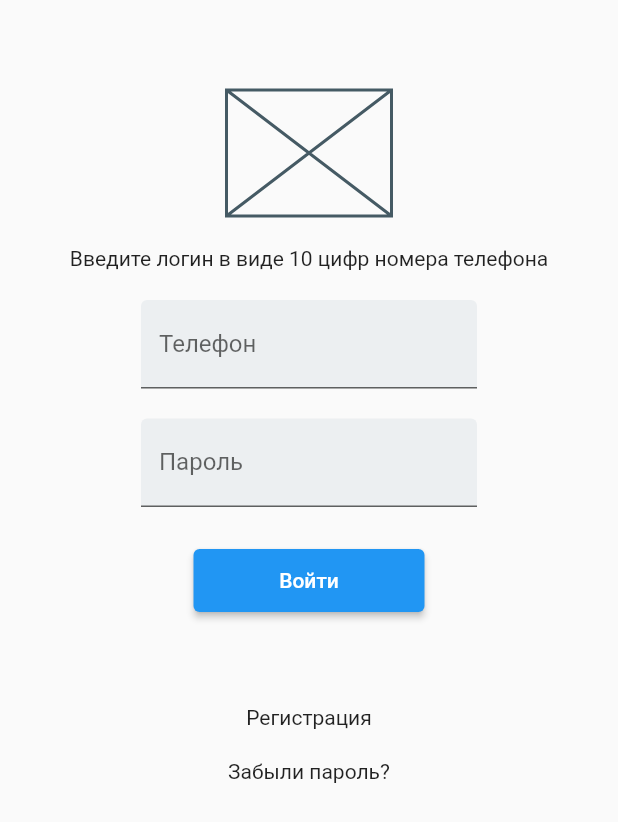
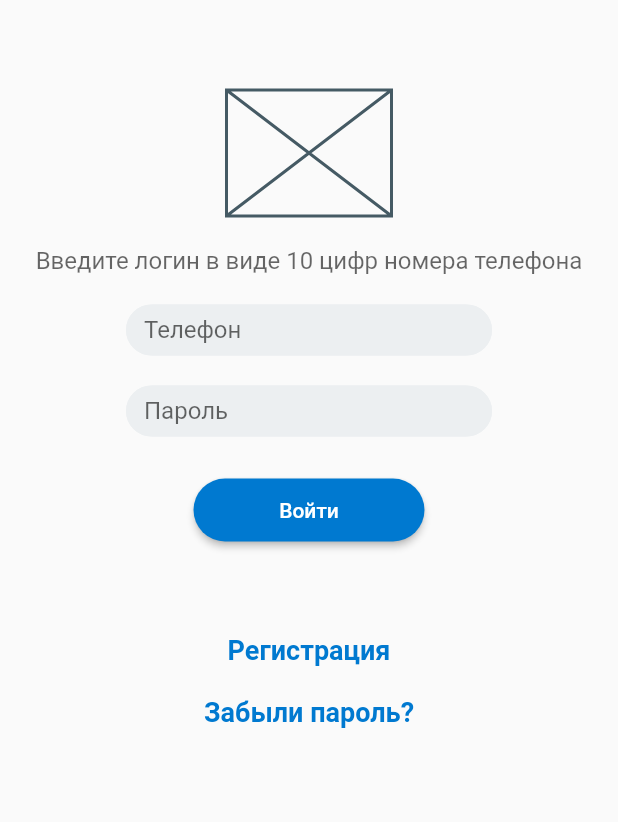
Before and after one commit to ToKc-a/practice_flutter_mobile_app, a Flutter app: the screen it shows after launch, on a phone screen of 412 x 824 dp. Shown: the top 822 px of the screen. Run offline on Flutter 3.47's test engine with Material 2 defaults, Android fonts, the phone set to English and light mode, and no system bars.

Commit message:
Add design auth screen

```diff
--- a/lib/main.dart
+++ b/lib/main.dart
@@ -9,6 +9,15 @@ class MyApp extends StatelessWidget {
 
   @override
   Widget build(BuildContext context) {
+    const borderStyle = OutlineInputBorder(
+      borderRadius: BorderRadius.all(Radius.circular(36)),
+      borderSide: BorderSide(
+        color: const Color(0xFFeceff1), width: 2));
+    const linkTextStyle = TextStyle(
+      fontSize: 18,
+      fontWeight: FontWeight.bold,
+      color: Color(0xFF0079D0));
+
     return MaterialApp(
       home: Scaffold(
         body: Container(
@@ -17,24 +26,29 @@ class MyApp extends StatelessWidget {
             SizedBox(height: 60,),
             SizedBox(width: 110, height: 84, child: Placeholder(),),
             SizedBox(height: 20,),
-            Text('Введите логин в виде 10 цифр номера телефона'),
+            Text('Введите логин в виде 10 цифр номера телефона',
+            style: TextStyle(fontSize: 16, color: Color.fromRGBO(0, 0, 0, 0.6)),),
             SizedBox(height: 20,),
-            const SizedBox( width: 224,
+            const SizedBox( width: 244, height: 34,
               child: TextField(
                 decoration: InputDecoration(
                   filled: true,
                   fillColor: Color(0xFFeceff1),
+                  enabledBorder: borderStyle,
+                  focusedBorder: borderStyle,
                   labelText: 'Телефон',
                 ),
               ),
             ),
             SizedBox(height: 20,),
-            const SizedBox(width: 224,
+            const SizedBox(width: 244, height: 34,
               child: TextField(
                 obscureText: true,
                 decoration: InputDecoration(
                   filled: true,
                   fillColor: Color(0xFFeceff1),
+                  enabledBorder: borderStyle,
+                  focusedBorder: borderStyle,
                   labelText: 'Пароль',
                 ),
               ),
@@ -42,11 +56,20 @@ class MyApp extends StatelessWidget {
             SizedBox(height: 28,),
             SizedBox(width: 154, height: 42,
                 child: ElevatedButton(onPressed: () {},
-                    child: Text('Войти'))),
+                    child: Text('Войти'),
+                style: ElevatedButton.styleFrom(
+                  primary: Color(0xFF0079D0),
+                  shape: RoundedRectangleBorder(
+                    borderRadius: BorderRadius.circular(22.0),
+                  ),),
+                ),
+            ),
             SizedBox(height: 62,),
-            InkWell(child: Text('Регистрация'), onTap: () {}),
+            InkWell(child: const Text('Регистрация', style: linkTextStyle,),
+                onTap: () {}),
             SizedBox(height: 20,),
-            InkWell(child: Text('Забыли пароль?'), onTap: () {}),
+            InkWell(child: const Text('Забыли пароль?', style: linkTextStyle,),
+                onTap: () {}),
           ],),
         )
       ),
```
